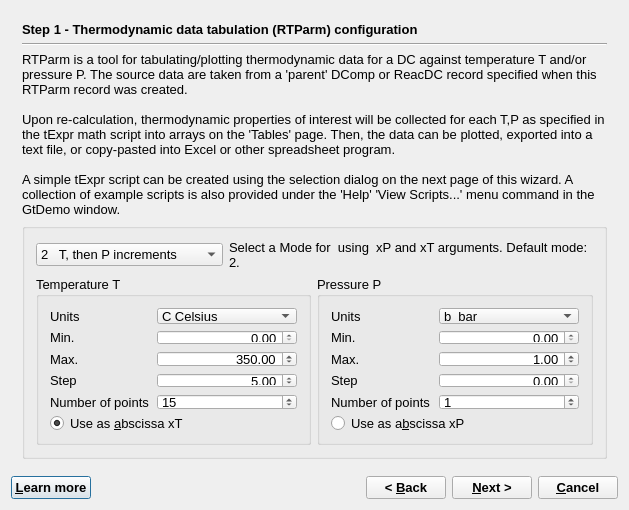
gemshub/GEMSGUI, file GUI/Dialogs4/RTparmWizard4.ui: the form before one commit.
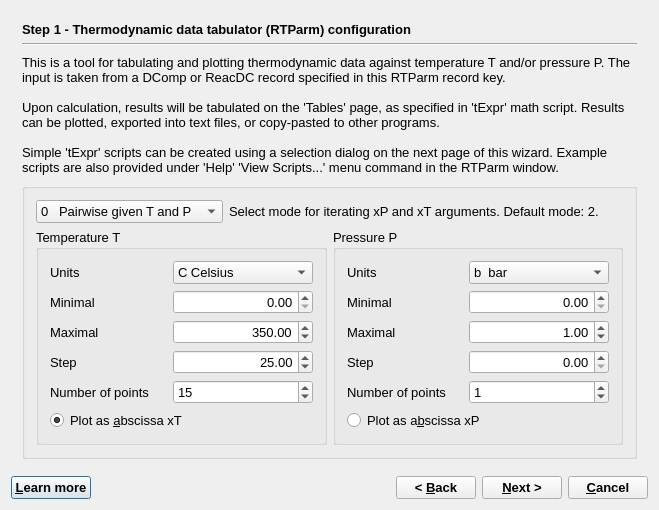
The form after the commit. The open tabs and pages were chosen to show the change.

Commit message: Provisional changes related to finalization of gm_rtparm.html help file and improvements in RTParm Wizard.

```diff
--- a/GUI/Dialogs4/RTparmWizard4.ui
+++ b/GUI/Dialogs4/RTparmWizard4.ui
@@ -9,7 +9,7 @@
    <rect>
     <x>0</x>
     <y>0</y>
-    <width>599</width>
+    <width>659</width>
     <height>510</height>
    </rect>
   </property>
@@ -59,7 +59,7 @@
           </font>
          </property>
          <property name="text">
-          <string>Step 1 - Thermodynamic data tabulation (RTParm) configuration</string>
+          <string>Step 1 - Thermodynamic data tabulator (RTParm) configuration</string>
          </property>
         </widget>
        </item>
@@ -85,11 +85,11 @@
           <enum>QFrame::Plain</enum>
          </property>
          <property name="text">
-          <string>RTParm is a tool for tabulating/plotting thermodynamic data for a DC against temperature T and/or pressure P. The source data are taken from a 'parent' DComp or ReacDC record specified when this RTParm record was created.
+          <string>This is a tool for tabulating and plotting thermodynamic data against temperature T and/or pressure P. The input is taken from a DComp or ReacDC record specified in this RTParm record key.
 
-Upon re-calculation, thermodynamic properties of interest will be collected for each T,P as specified in the tExpr math script into arrays on the 'Tables' page. Then, the data can be plotted, exported into a text file, or copy-pasted into Excel or other spreadsheet program. 
+Upon calculation, results will be tabulated on the 'Tables' page, as specified in 'tExpr' math script. Results can be plotted, exported into text files, or copy-pasted to other programs. 
 
-A simple tExpr script can be created using the selection dialog on the next page of this wizard. A collection of example scripts is also provided under the 'Help' 'View Scripts...' menu command in the GtDemo window.</string>
+Simple 'tExpr' scripts can be created using a selection dialog on the next page of this wizard. Example scripts are also provided under 'Help' 'View Scripts...' menu command in the RTParm window.</string>
          </property>
          <property name="textFormat">
           <enum>Qt::AutoText</enum>
@@ -131,7 +131,7 @@
                </size>
               </property>
               <property name="currentIndex">
-               <number>2</number>
+               <number>0</number>
               </property>
               <item>
                <property name="text">
@@ -145,7 +145,7 @@
               </item>
               <item>
                <property name="text">
-                <string>2   T, then P increments</string>
+                <string>2   T then P increments</string>
                </property>
               </item>
               <item>
@@ -158,7 +158,7 @@
             <item>
              <widget class="QLabel" name="textLabel1_3">
               <property name="text">
-               <string>Select a Mode for  using  xP and xT arguments. Default mode: 2.</string>
+               <string>Select mode for iterating xP and xT arguments. Default mode: 2.</string>
               </property>
               <property name="alignment">
                <set>Qt::AlignVCenter</set>
@@ -212,7 +212,7 @@
              <item row="1" column="0">
               <widget class="QLabel" name="label_9">
                <property name="text">
-                <string>Min.</string>
+                <string>Minimal</string>
                </property>
               </widget>
              </item>
@@ -241,7 +241,7 @@
              <item row="2" column="0">
               <widget class="QLabel" name="label_10">
                <property name="text">
-                <string>Max.</string>
+                <string>Maximal</string>
                </property>
               </widget>
              </item>
@@ -292,14 +292,14 @@
                 <double>200.000000000000000</double>
                </property>
                <property name="value">
-                <double>5.000000000000000</double>
+                <double>25.000000000000000</double>
                </property>
               </widget>
              </item>
              <item row="4" column="0">
               <widget class="QLabel" name="TextLabel1_3">
                <property name="text">
-                <string>Number of points </string>
+                <string>Number of points</string>
                </property>
                <property name="alignment">
                 <set>Qt::AlignVCenter</set>
@@ -337,7 +337,7 @@
              <item row="5" column="0" colspan="2">
               <widget class="QRadioButton" name="butT">
                <property name="text">
-                <string>Use as &amp;abscissa xT</string>
+                <string>Plot as &amp;abscissa xT</string>
                </property>
                <property name="checked">
                 <bool>true</bool>
@@ -404,7 +404,7 @@
              <item row="1" column="0">
               <widget class="QLabel" name="label_5">
                <property name="text">
-                <string>Min.</string>
+                <string>Minimal</string>
                </property>
               </widget>
              </item>
@@ -442,7 +442,7 @@
              <item row="2" column="0">
               <widget class="QLabel" name="label_6">
                <property name="text">
-                <string>Max.</string>
+                <string>Maximal</string>
                </property>
               </widget>
              </item>
@@ -547,7 +547,7 @@
              <item row="5" column="0" colspan="2">
               <widget class="QRadioButton" name="butP">
                <property name="text">
-                <string>Use as a&amp;bscissa xP </string>
+                <string>Plot as a&amp;bscissa xP </string>
                </property>
               </widget>
              </item>
```
Left out of the diff: 26 changed lines with no effect on the pictures. The commit also changes 10 other files.
